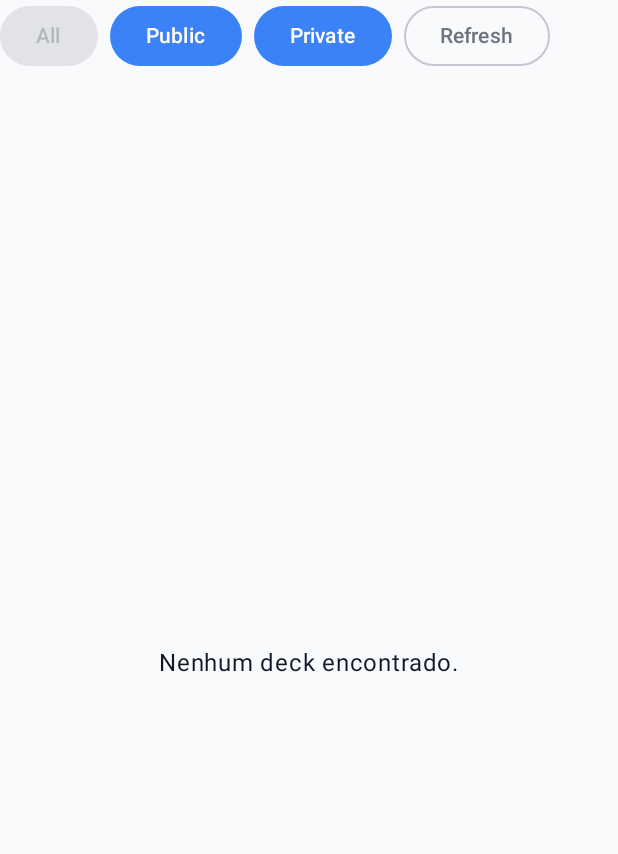
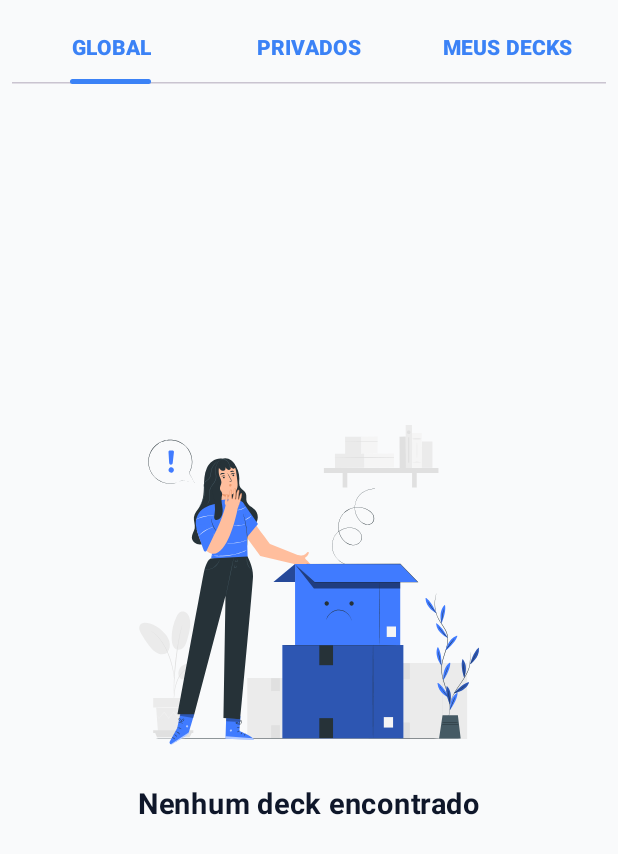
Before and after one commit to CarlosSousa2001/BlueAndRed, an Android app built with Jetpack Compose: the composable DeckListContainer shown on its own in the app's theme, on a phone screen of 412 x 824 dp. Shown: the top 854 px of the screen. Run offline under Robolectric (Android 15) with nearby library versions, the phone set to English and light mode, and no system bars; our stand-ins replace Dagger/Hilt's generated code; network calls fail.

Commit message:
refactor(deck-list): Replace hardcoded sizes and improve UI
This commit refactors the deck list feature to use theme-based sizing and introduces several UI enhancements.

It includes the following:
- **Theming & Sizing**:
    - Replaced hardcoded `dp` values in `DeckListItemCard` and `DeckItemsList` with `BlueRedThemeSizing` for consistent spacing and corner radius.
- **UI Enhancements**:
    - Replaced filter buttons with a `PrimaryTabRow` for "Global", "Privados", and "Meus Decks" categories in `DeckListContainer`.
    - Integrated the `EmptyState` and `ErrorState` shared components to provide better user feedback for empty or error conditions, replacing the previous basic text and button implementation.
- **Preview**:
    - Added more items to the `DeckListContainerPreview` to better represent a populated list.

```diff
--- a/app/src/main/java/com/crs/bluered/features/deck/list/presentation/components/DeckListContainer.kt
+++ b/app/src/main/java/com/crs/bluered/features/deck/list/presentation/components/DeckListContainer.kt
@@ -1,18 +1,16 @@
-package com.crs.bluered.features.deck.list.presentation
+package com.crs.bluered.features.deck.list.presentation.components
 
 import androidx.compose.foundation.layout.Arrangement
 import androidx.compose.foundation.layout.Column
 import androidx.compose.foundation.layout.PaddingValues
-import androidx.compose.foundation.layout.Row
 import androidx.compose.foundation.layout.Spacer
 import androidx.compose.foundation.layout.fillMaxSize
 import androidx.compose.foundation.layout.height
 import androidx.compose.foundation.layout.padding
 import androidx.compose.foundation.lazy.grid.rememberLazyGridState
-import androidx.compose.material3.Button
 import androidx.compose.material3.CircularProgressIndicator
-import androidx.compose.material3.MaterialTheme
-import androidx.compose.material3.OutlinedButton
+import androidx.compose.material3.PrimaryTabRow
+import androidx.compose.material3.Tab
 import androidx.compose.material3.Text
 import androidx.compose.runtime.Composable
 import androidx.compose.runtime.LaunchedEffect
@@ -21,13 +19,23 @@ import androidx.compose.runtime.getValue
 import androidx.compose.runtime.remember
 import androidx.compose.ui.Alignment
 import androidx.compose.ui.Modifier
+import androidx.compose.ui.graphics.Color
+import androidx.compose.ui.res.painterResource
+import androidx.compose.ui.text.TextStyle
+import androidx.compose.ui.text.font.FontWeight
 import androidx.compose.ui.tooling.preview.Preview
 import androidx.compose.ui.unit.dp
+import androidx.compose.ui.unit.sp
+import com.crs.bluered.R
 import com.crs.bluered.core.domain.model.PaginationMeta
 import com.crs.bluered.features.deck.list.domain.model.DeckListItem
-import com.crs.bluered.features.deck.list.presentation.components.DeckItemsList
+import com.crs.bluered.features.deck.list.presentation.DeckListUiState
 import com.crs.bluered.shared.domain.enums.DeckVisibility
+import com.crs.bluered.ui.components.BRButton
+import com.crs.bluered.ui.components.states.EmptyState
+import com.crs.bluered.ui.components.states.ErrorState
 import com.crs.bluered.ui.theme.BlueRedTheme
+import com.crs.bluered.ui.theme.BlueRedThemeSizing.sizing
 
 @Composable
 fun DeckListContainer(
@@ -41,12 +49,10 @@ fun DeckListContainer(
 ) {
     val gridState = rememberLazyGridState()
 
-    // ✅ primeira carga (recomendado no Compose)
     LaunchedEffect(Unit) {
         onLoadIfNeeded()
     }
 
-    // ✅ gatilho de paginação (chegou perto do fim)
     val shouldLoadMore by remember {
         derivedStateOf {
             val total = gridState.layoutInfo.totalItemsCount
@@ -64,40 +70,60 @@ fun DeckListContainer(
         }
     }
 
+    val tabs = remember { listOf("Global", "Privados", "Meus Decks") }
+
+    val selectedTabIndex = remember(state.visibility) {
+        when (state.visibility) {
+            null -> 0          // Global
+            "PRIVATE" -> 1     // Privados
+            else -> 0          // fallback
+        }
+    }
+
     Column(
         modifier = modifier
             .fillMaxSize()
             .padding(paddingValues)
+            .padding(sizing.sm),
     ) {
 
-        Row(
-            horizontalArrangement = Arrangement.spacedBy(8.dp)
+        PrimaryTabRow(
+            selectedTabIndex = selectedTabIndex,
+            containerColor = Color.Transparent
         ) {
-            val current = state.visibility
+            tabs.forEachIndexed { index, label ->
+                val isSelected = selectedTabIndex == index
 
-            Button(
-                onClick = { onChangeVisibility(null) },
-                enabled = current != null
-            ) { Text("All") }
-
-            Button(
-                onClick = { onChangeVisibility("PUBLIC") },
-                enabled = current != "PUBLIC"
-            ) { Text("Public") }
-
-            Button(
-                onClick = { onChangeVisibility("PRIVATE") },
-                enabled = current != "PRIVATE"
-            ) { Text("Private") }
-
-            OutlinedButton(
-                onClick = onRefresh
-            ) { Text("Refresh") }
+                Tab(
+                    selected = isSelected,
+                    onClick = {
+                        when (index) {
+                            0 -> onChangeVisibility(null)
+                            1 -> onChangeVisibility("PRIVATE")
+                            2 -> onChangeVisibility(null)
+                        }
+                    },
+                    text = {
+                        Text(
+                            text = label.uppercase(),
+                            fontSize = 14.sp,
+                            fontWeight = FontWeight.ExtraBold,
+                        )
+                    }
+                )
+            }
         }
 
-        Spacer(modifier = Modifier.height(12.dp))
+        Spacer(modifier = Modifier.height(sizing.s1m))
 
-        // ✅ estados da tela
+//        BRButton(
+//            onClick = onRefresh,
+//            text = "Refresh",
+//            loading = state.isLoading && state.items.isNotEmpty()
+//        )
+
+        Spacer(modifier = Modifier.height(sizing.s1m))
+
         when {
             state.isLoading && state.items.isEmpty() -> {
                 Column(
@@ -106,34 +132,25 @@ fun DeckListContainer(
                     horizontalAlignment = Alignment.CenterHorizontally
                 ) {
                     CircularProgressIndicator()
-                    Spacer(modifier = Modifier.height(8.dp))
+                    Spacer(modifier = Modifier.height(sizing.sm))
                     Text("Carregando...")
                 }
             }
 
             state.errorMessage != null && state.items.isEmpty() -> {
-                Column(
-                    modifier = Modifier.fillMaxSize(),
-                    verticalArrangement = Arrangement.Center,
-                    horizontalAlignment = Alignment.CenterHorizontally
-                ) {
-                    Text(
-                        text = state.errorMessage,
-                        style = MaterialTheme.typography.bodyMedium
-                    )
-                    Spacer(modifier = Modifier.height(12.dp))
-                    Button(onClick = onRefresh) { Text("Tentar novamente") }
-                }
+                ErrorState(
+                    message = state.errorMessage,
+                    onRetry = onRefresh,
+                    modifier = Modifier.fillMaxSize()
+                )
             }
 
             state.items.isEmpty() -> {
-                Column(
+                EmptyState(
                     modifier = Modifier.fillMaxSize(),
-                    verticalArrangement = Arrangement.Center,
-                    horizontalAlignment = Alignment.CenterHorizontally
-                ) {
-                    Text("Nenhum deck encontrado.")
-                }
+                    image = painterResource(R.drawable.bg_empty_state),
+                    title = "Nenhum deck encontrado",
+                )
             }
 
             else -> {
@@ -148,10 +165,7 @@ fun DeckListContainer(
     }
 }
 
-@Preview(
-    showBackground = true,
-    uiMode = android.content.res.Configuration.UI_MODE_NIGHT_YES
-)
+@Preview(showBackground = true)
 @Composable
 private fun DeckListContainerPreview() {
     BlueRedTheme {
```
Also changed, not shown: app/src/main/java/com/crs/bluered/features/deck/list/presentation/DeckListScreen.kt (+25 -0 lines), app/src/main/java/com/crs/bluered/features/deck/list/presentation/components/DeckItemsList.kt (+5 -6 lines), app/src/main/java/com/crs/bluered/features/deck/list/presentation/components/DeckListItemCard.kt (+5 -5 lines).
